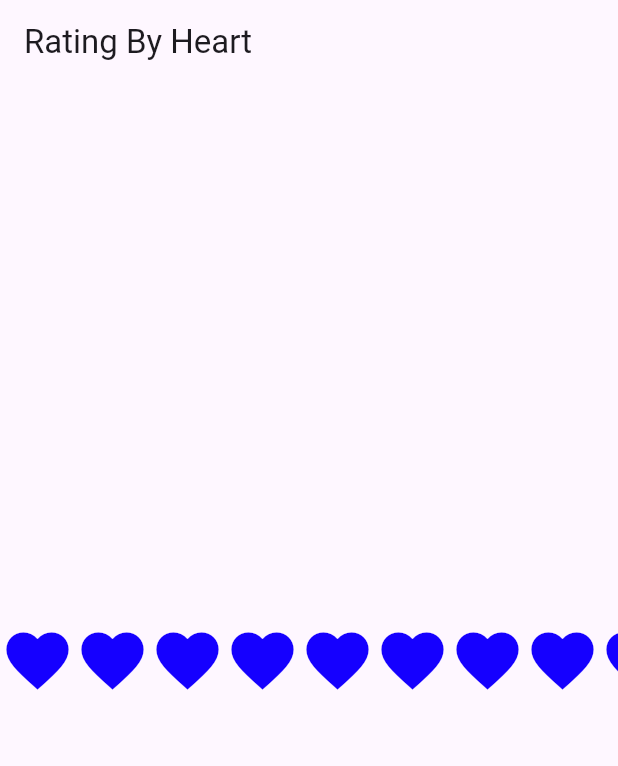
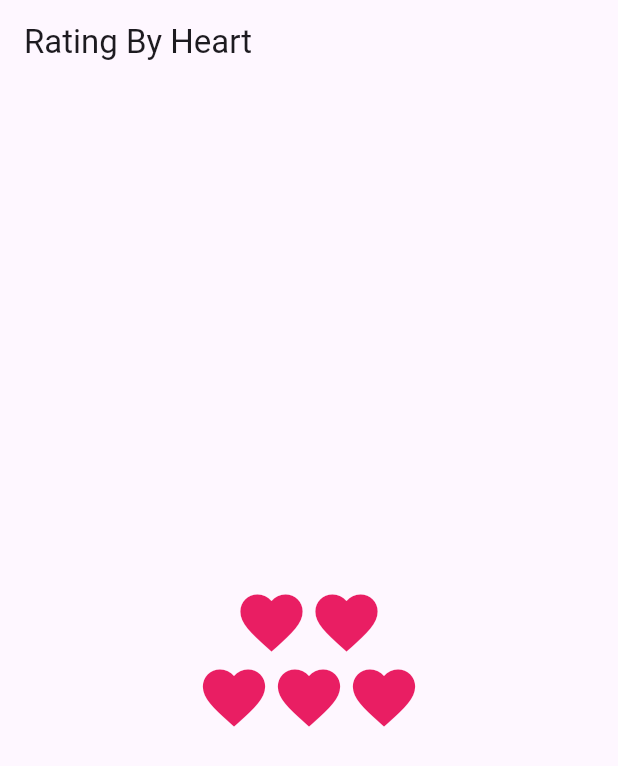
Before and after one commit to rafiwho/Moblie-Application-Design, a Flutter app: the screen it shows after launch, on a phone screen of 412 x 824 dp. Shown: the top 766 px of the screen. Run offline on Flutter 3.47's test engine with Material 3 defaults, Android fonts, the phone set to English and light mode, and no system bars.

Commit message:
2 nested row

```diff
--- a/lib/main.dart
+++ b/lib/main.dart
@@ -38,19 +38,46 @@ class _MyHomePageState extends State<MyHomePage> {
       body: Container(
         height: double.infinity,
         width: double.infinity,
-        child: SingleChildScrollView(
-          scrollDirection: Axis.horizontal,
-          child: Row(
-            mainAxisAlignment: MainAxisAlignment.spaceEvenly,
-            crossAxisAlignment: CrossAxisAlignment.center,
-            children: List.generate(50, (index) {
-              return Icon(
-                Icons.favorite,
-                size: 50,
-                color: Color.fromARGB(255, 21, 0, 255),
-              );
-            }),
-          ),
+        child: Column(
+          mainAxisAlignment: MainAxisAlignment.center,
+          children: [
+            // Outer Column
+            Row(
+              mainAxisAlignment: MainAxisAlignment.center,
+              children: [
+                Icon(
+                  Icons.favorite,
+                  size: 50,
+                  color: Colors.pink,
+                ),
+                Icon(
+                  Icons.favorite,
+                  size: 50,
+                  color: Colors.pink,
+                ),
+              ],
+            ),
+            Row(
+              mainAxisAlignment: MainAxisAlignment.center,
+              children: [
+                Icon(
+                  Icons.favorite,
+                  size: 50,
+                  color: Colors.pink,
+                ),
+                Icon(
+                  Icons.favorite,
+                  size: 50,
+                  color: Colors.pink,
+                ),
+                Icon(
+                  Icons.favorite,
+                  size: 50,
+                  color: Colors.pink,
+                ),
+              ],
+            ),
+          ],
         ),
       ),
     );
```
